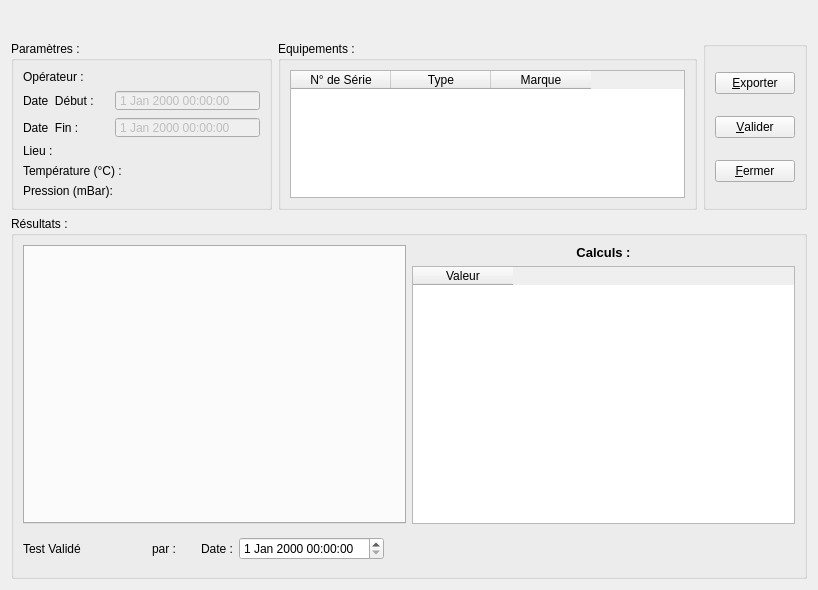
Above: et_generateurrapporttest.ui from InformatiqueAtmoNA/tam before the change. Below: the same form after it.
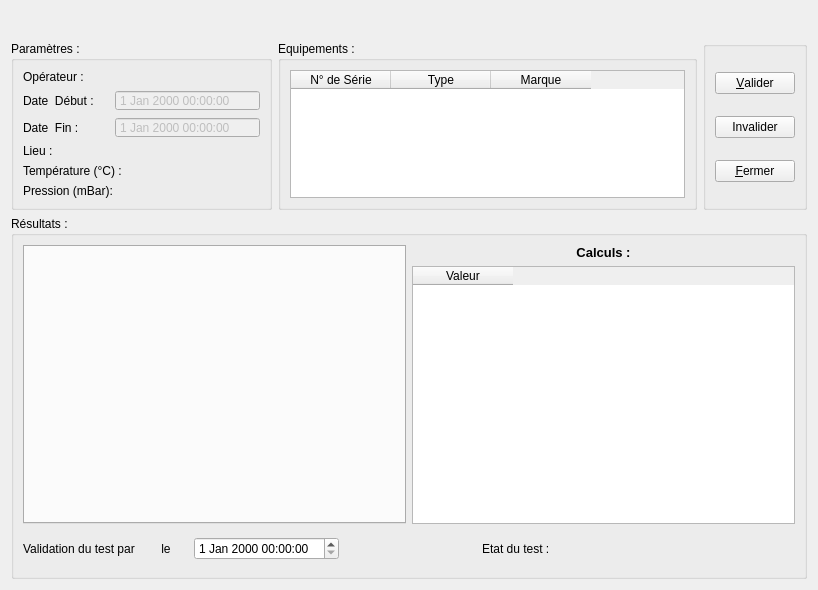
That is the form after the change.

Commit message: operateur reconnu automatiquement lors du lancement d'un test et possibilité de valider les rapports de test

```diff
--- a/et_generateurrapporttest.ui
+++ b/et_generateurrapporttest.ui
@@ -305,14 +305,14 @@
           </property>
          </widget>
         </item>
-        <item row="0" column="1">
-         <widget class="QPushButton" name="Button_Exporter">
-          <property name="text">
-           <string>&amp;Exporter</string>
-          </property>
-         </widget>
-        </item>
         <item row="1" column="1">
+         <widget class="QPushButton" name="Button_Invalider">
+          <property name="text">
+           <string>Invalider</string>
+          </property>
+         </widget>
+        </item>
+        <item row="0" column="1">
          <widget class="QPushButton" name="Button_Valider">
           <property name="text">
            <string>&amp;Valider</string>
@@ -396,37 +396,7 @@
              </size>
             </property>
             <property name="text">
-             <string>Test Validé</string>
-            </property>
-           </widget>
-          </item>
-          <item>
-           <widget class="QLabel" name="labelTestValide">
-            <property name="maximumSize">
-             <size>
-              <width>30</width>
-              <height>16777215</height>
-             </size>
-            </property>
-            <property name="text">
-             <string/>
-            </property>
-           </widget>
-          </item>
-         </layout>
-        </item>
-        <item>
-         <layout class="QHBoxLayout" name="horizontalLayout_11">
-          <item>
-           <widget class="QLabel" name="label_ValidePar">
-            <property name="minimumSize">
-             <size>
-              <width>30</width>
-              <height>0</height>
-             </size>
-            </property>
-            <property name="text">
-             <string>par :</string>
+             <string>Validation du test par </string>
             </property>
            </widget>
           </item>
@@ -443,14 +413,16 @@
             </property>
            </widget>
           </item>
-         </layout>
-        </item>
-        <item>
-         <layout class="QHBoxLayout" name="horizontalLayout_12">
           <item>
-           <widget class="QLabel" name="label_DateValid">
+           <widget class="QLabel" name="label_ValidePar">
+            <property name="minimumSize">
+             <size>
+              <width>30</width>
+              <height>0</height>
+             </size>
+            </property>
             <property name="text">
-             <string>Date :</string>
+             <string> le </string>
             </property>
            </widget>
           </item>
@@ -459,6 +431,45 @@
           </item>
          </layout>
         </item>
+        <item>
+         <spacer name="horizontalSpacer_2">
+          <property name="orientation">
+           <enum>Qt::Horizontal</enum>
+          </property>
+          <property name="sizeHint" stdset="0">
+           <size>
+            <width>40</width>
+            <height>20</height>
+           </size>
+          </property>
+         </spacer>
+        </item>
+        <item>
+         <widget class="QLabel" name="label_2">
+          <property name="text">
+           <string>Etat du test : </string>
+          </property>
+         </widget>
+        </item>
+        <item>
+         <widget class="QLabel" name="labelTestValide">
+          <property name="minimumSize">
+           <size>
+            <width>100</width>
+            <height>0</height>
+           </size>
+          </property>
+          <property name="maximumSize">
+           <size>
+            <width>30</width>
+            <height>16777215</height>
+           </size>
+          </property>
+          <property name="text">
+           <string/>
+          </property>
+         </widget>
+        </item>
         <item>
          <spacer name="horizontalSpacer">
           <property name="orientation">
```
The commit also changes 13 other files.
